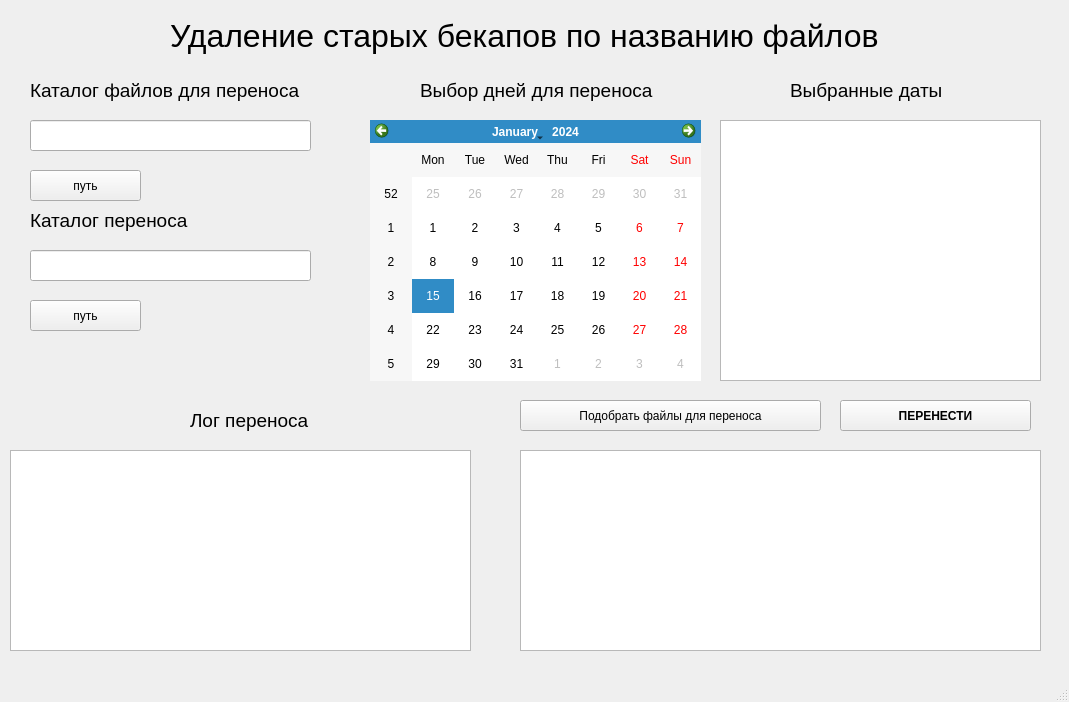
First picture: the form in tracker_reloc.ui, repository kvirus/pyprogram, before the edit.
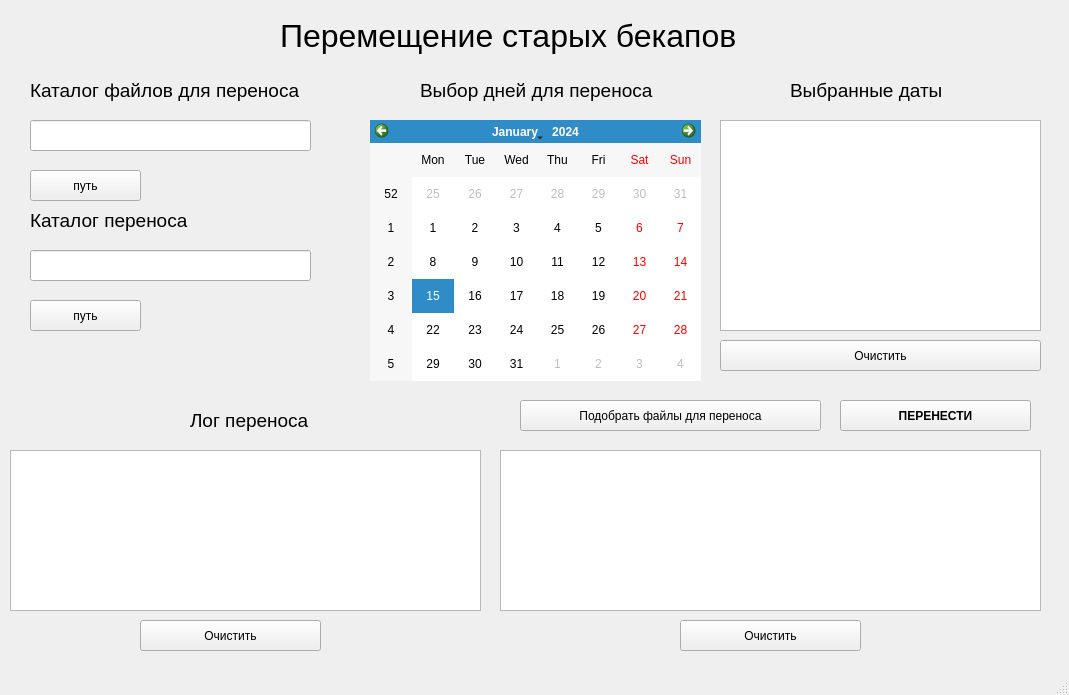
Second picture: the form after the edit.

Diff of the .ui file:
```diff
--- a/tracker_reloc.ui
+++ b/tracker_reloc.ui
@@ -7,7 +7,7 @@
     <x>0</x>
     <y>0</y>
     <width>1069</width>
-    <height>702</height>
+    <height>695</height>
    </rect>
   </property>
   <property name="windowTitle">
@@ -20,9 +20,9 @@
     </property>
     <property name="geometry">
      <rect>
-      <x>170</x>
+      <x>280</x>
       <y>10</y>
-      <width>721</width>
+      <width>461</width>
       <height>51</height>
      </rect>
     </property>
@@ -32,7 +32,7 @@
      </font>
     </property>
     <property name="text">
-     <string>Удаление старых бекапов по названию файлов</string>
+     <string>Перемещение старых бекапов</string>
     </property>
    </widget>
    <widget class="QCalendarWidget" name="calendarWidget">
@@ -51,7 +51,7 @@
       <x>720</x>
       <y>120</y>
       <width>321</width>
-      <height>261</height>
+      <height>211</height>
      </rect>
     </property>
    </widget>
@@ -141,10 +141,10 @@
    <widget class="QPlainTextEdit" name="plainTextEdit_2">
     <property name="geometry">
      <rect>
-      <x>520</x>
+      <x>500</x>
       <y>450</y>
-      <width>521</width>
-      <height>201</height>
+      <width>541</width>
+      <height>161</height>
      </rect>
     </property>
    </widget>
@@ -238,11 +238,50 @@
      <rect>
       <x>10</x>
       <y>450</y>
-      <width>461</width>
-      <height>201</height>
+      <width>471</width>
+      <height>161</height>
      </rect>
     </property>
    </widget>
+   <widget class="QPushButton" name="pushButton_5">
+    <property name="geometry">
+     <rect>
+      <x>140</x>
+      <y>620</y>
+      <width>181</width>
+      <height>31</height>
+     </rect>
+    </property>
+    <property name="text">
+     <string>Очистить</string>
+    </property>
+   </widget>
+   <widget class="QPushButton" name="pushButton_6">
+    <property name="geometry">
+     <rect>
+      <x>680</x>
+      <y>620</y>
+      <width>181</width>
+      <height>31</height>
+     </rect>
+    </property>
+    <property name="text">
+     <string>Очистить</string>
+    </property>
+   </widget>
+   <widget class="QPushButton" name="pushButton_8">
+    <property name="geometry">
+     <rect>
+      <x>720</x>
+      <y>340</y>
+      <width>321</width>
+      <height>31</height>
+     </rect>
+    </property>
+    <property name="text">
+     <string>Очистить</string>
+    </property>
+   </widget>
   </widget>
   <widget class="QMenuBar" name="menubar">
    <property name="geometry">
```
